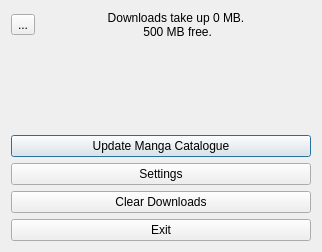
Old version of the form widgets/menuedialog.ui in the repository Rain92/UltimateMangaReader.
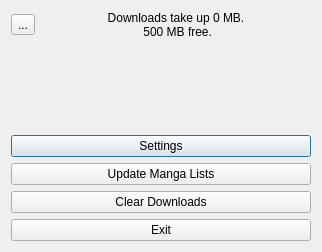
New version of the form. Icons and pictures are not drawn.

Patch:
```diff
--- a/widgets/menuedialog.ui
+++ b/widgets/menuedialog.ui
@@ -60,16 +60,16 @@
     </spacer>
    </item>
    <item>
-    <widget class="QPushButton" name="pushButtonUpdateMangaList">
+    <widget class="QPushButton" name="pushButtonSettings">
      <property name="text">
-      <string>Update Manga Catalogue</string>
+      <string>Settings</string>
      </property>
     </widget>
    </item>
    <item>
-    <widget class="QPushButton" name="pushButtonSettings">
+    <widget class="QPushButton" name="pushButtonUpdateMangaList">
      <property name="text">
-      <string>Settings</string>
+      <string>Update Manga Lists</string>
      </property>
     </widget>
    </item>
```
